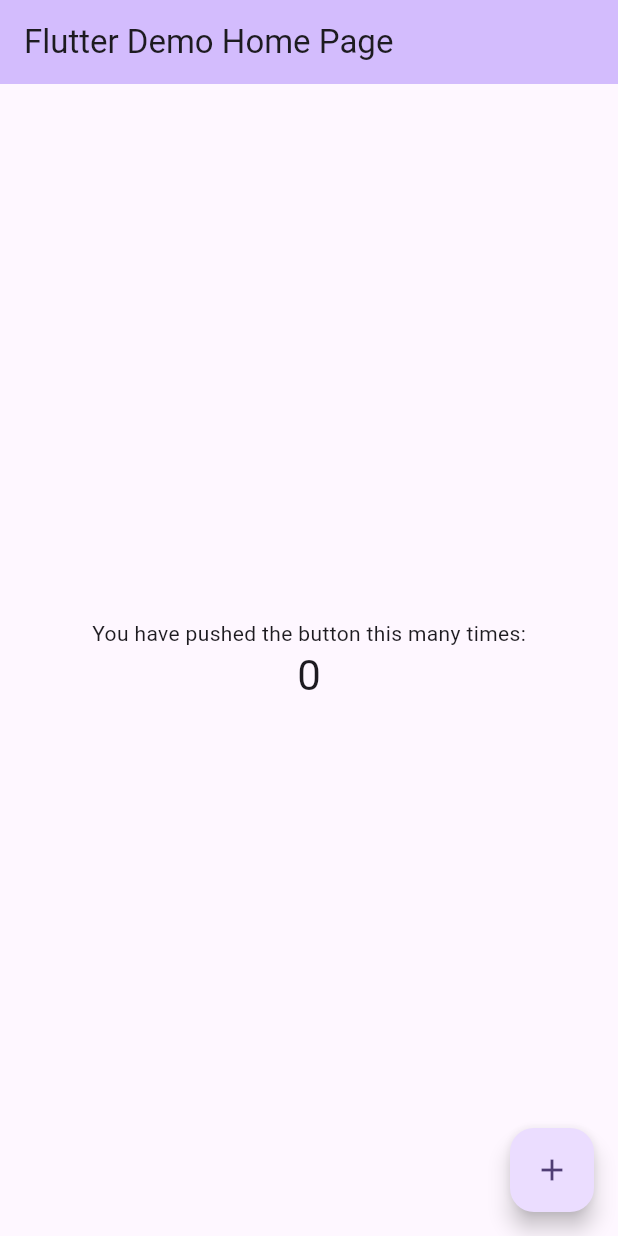
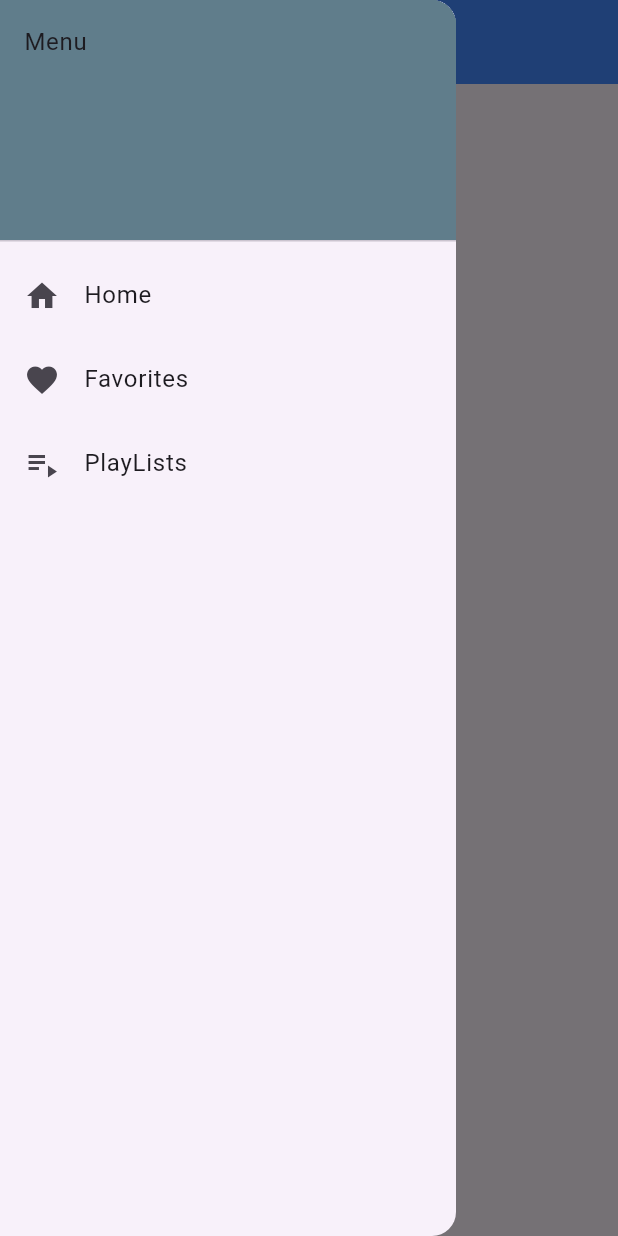
Before and after one commit to AhmedTli/personal-music-player, a Flutter app: the screen it shows after launch, with the side drawer open (before the commit the screen has no drawer), on a phone screen of 412 x 824 dp. Run offline on Flutter 3.47's test engine with Material 3 defaults, Android fonts, the phone set to English and light mode, and no system bars.

Commit message:
navigation and routing

```diff
--- a/lib/main.dart
+++ b/lib/main.dart
@@ -1,4 +1,7 @@
 import 'package:flutter/material.dart';
+import 'package:pmp/screens/favorites_screen.dart';
+import 'package:pmp/screens/home_screen.dart';
+import 'package:pmp/screens/playlists_screen.dart';
 
 void main() {
   runApp(const MyApp());
@@ -11,112 +14,14 @@ class MyApp extends StatelessWidget {
   @override
   Widget build(BuildContext context) {
     return MaterialApp(
-      title: 'Flutter Demo',
-      theme: ThemeData(
-        // This is the theme of your application.
-        //
-        // TRY THIS: Try running your application with "flutter run". You'll see
-        // the application has a purple toolbar. Then, without quitting the app,
-        // try changing the seedColor in the colorScheme below to Colors.green
-        // and then invoke "hot reload" (save your changes or press the "hot
-        // reload" button in a Flutter-supported IDE, or press "r" if you used
-        // the command line to start the app).
-        //
-        // Notice that the counter didn't reset back to zero; the application
-        // state is not lost during the reload. To reset the state, use hot
-        // restart instead.
-        //
-        // This works for code too, not just values: Most code changes can be
-        // tested with just a hot reload.
-        colorScheme: .fromSeed(seedColor: Colors.deepPurple),
-      ),
-      home: const MyHomePage(title: 'Flutter Demo Home Page'),
+      title: 'Music Player',
+      theme: ThemeData(colorScheme: .fromSeed(seedColor: Colors.deepPurple)),
+      initialRoute: '/',
+      routes: {
+        '/': (context) => const HomeScreen(),
+        '/favorites': (context) => const FavoritesScreen(),
+        '/playlists': (context) => const PlaylistsScreen(),
+      },
     );
   }
 }
-
-class MyHomePage extends StatefulWidget {
-  const MyHomePage({super.key, required this.title});
-
-  // This widget is the home page of your application. It is stateful, meaning
-  // that it has a State object (defined below) that contains fields that affect
-  // how it looks.
-
-  // This class is the configuration for the state. It holds the values (in this
-  // case the title) provided by the parent (in this case the App widget) and
-  // used by the build method of the State. Fields in a Widget subclass are
-  // always marked "final".
-
-  final String title;
-
-  @override
-  State<MyHomePage> createState() => _MyHomePageState();
-}
-
-class _MyHomePageState extends State<MyHomePage> {
-  int _counter = 0;
-
-  void _incrementCounter() {
-    setState(() {
-      // This call to setState tells the Flutter framework that something has
-      // changed in this State, which causes it to rerun the build method below
-      // so that the display can reflect the updated values. If we changed
-      // _counter without calling setState(), then the build method would not be
-      // called again, and so nothing would appear to happen.
-      _counter++;
-    });
-  }
-
-  @override
-  Widget build(BuildContext context) {
-    // This method is rerun every time setState is called, for instance as done
-    // by the _incrementCounter method above.
-    //
-    // The Flutter framework has been optimized to make rerunning build methods
-    // fast, so that you can just rebuild anything that needs updating rather
-    // than having to individually change instances of widgets.
-    return Scaffold(
-      appBar: AppBar(
-        // TRY THIS: Try changing the color here to a specific color (to
-        // Colors.amber, perhaps?) and trigger a hot reload to see the AppBar
-        // change color while the other colors stay the same.
-        backgroundColor: Theme.of(context).colorScheme.inversePrimary,
-        // Here we take the value from the MyHomePage object that was created by
-        // the App.build method, and use it to set our appbar title.
-        title: Text(widget.title),
-      ),
-      body: Center(
-        // Center is a layout widget. It takes a single child and positions it
-        // in the middle of the parent.
-        child: Column(
-          // Column is also a layout widget. It takes a list of children and
-          // arranges them vertically. By default, it sizes itself to fit its
-          // children horizontally, and tries to be as tall as its parent.
-          //
-          // Column has various properties to control how it sizes itself and
-          // how it positions its children. Here we use mainAxisAlignment to
-          // center the children vertically; the main axis here is the vertical
-          // axis because Columns are vertical (the cross axis would be
-          // horizontal).
-          //
-          // TRY THIS: Invoke "debug painting" (choose the "Toggle Debug Paint"
-          // action in the IDE, or press "p" in the console), to see the
-          // wireframe for each widget.
-          mainAxisAlignment: .center,
-          children: [
-            const Text('You have pushed the button this many times:'),
-            Text(
-              '$_counter',
-              style: Theme.of(context).textTheme.headlineMedium,
-            ),
-          ],
-        ),
-      ),
-      floatingActionButton: FloatingActionButton(
-        onPressed: _incrementCounter,
-        tooltip: 'Increment',
-        child: const Icon(Icons.add),
-      ),
-    );
-  }
-}
--- /dev/null
+++ b/lib/screens/favorites_screen.dart
@@ -0,0 +1,48 @@
+import 'package:flutter/material.dart';
+
+class FavoritesScreen extends StatelessWidget {
+  const FavoritesScreen({super.key});
+
+  @override
+  Widget build(BuildContext context) {
+    return Scaffold(
+      appBar: AppBar(
+        title: Text('Music Player'),
+        backgroundColor: Colors.blueAccent,
+        centerTitle: true,
+      ),
+      drawer: Drawer(
+        child: ListView(
+          children: [
+            const DrawerHeader(
+              decoration: BoxDecoration(color: Colors.blueGrey),
+              child: Text("Menu"),
+            ),
+            ListTile(
+              leading: Icon(Icons.home),
+              title: Text('Home'),
+              onTap: () {
+                Navigator.pushNamed(context, '/');
+              },
+            ),
+            ListTile(
+              leading: Icon(Icons.favorite),
+              title: Text('Favorites'),
+              onTap: () {
+                Navigator.pushNamed(context, '/favorites');
+              },
+            ),
+            ListTile(
+              leading: Icon(Icons.playlist_play),
+              title: Text('PlayLists'),
+              onTap: () {
+                Navigator.pushNamed(context, '/playlists');
+              },
+            ),
+          ],
+        ),
+      ),
+      body: Center(child: Text('This is the Favorites Screen')),
+    );
+  }
+}
--- /dev/null
+++ b/lib/screens/home_screen.dart
@@ -0,0 +1,48 @@
+import 'package:flutter/material.dart';
+
+class HomeScreen extends StatelessWidget {
+  const HomeScreen({super.key});
+
+  @override
+  Widget build(BuildContext context) {
+    return Scaffold(
+        appBar: AppBar(
+          title: Text('Music Player'),
+          backgroundColor: Colors.blueAccent,
+          centerTitle: true,
+        ),
+        drawer: Drawer(
+          child: ListView(
+            children: [
+              const DrawerHeader(
+                decoration: BoxDecoration(color: Colors.blueGrey),
+                child: Text("Menu"),
+              ),
+               ListTile(
+                leading: Icon(Icons.home),
+                title: Text('Home'),
+                onTap: () {
+                  Navigator.pushNamed(context, '/');
+                },
+              ),
+              ListTile(
+                leading: Icon(Icons.favorite),
+                title: Text('Favorites'),
+                onTap: () {
+                  Navigator.pushNamed(context, '/favorites');
+                },
+              ),
+              ListTile(
+                leading: Icon(Icons.playlist_play),
+                title: Text('PlayLists'),
+                onTap: () {
+                  Navigator.pushNamed(context, '/playlists');
+                },
+              ),
+            ],
+          ),
+        ),
+        body: Center(child: Text('This is the home screen!')),
+      );
+  }
+}
--- /dev/null
+++ b/lib/screens/playlists_screen.dart
@@ -0,0 +1,48 @@
+import 'package:flutter/material.dart';
+
+class PlaylistsScreen extends StatelessWidget {
+  const PlaylistsScreen({super.key});
+
+  @override
+  Widget build(BuildContext context) {
+    return Scaffold(
+      appBar: AppBar(
+        title: Text('Music Player'),
+        backgroundColor: Colors.blueAccent,
+        centerTitle: true,
+      ),
+      drawer: Drawer(
+        child: ListView(
+          children: [
+            const DrawerHeader(
+              decoration: BoxDecoration(color: Colors.blueGrey),
+              child: Text("Menu"),
+            ),
+            ListTile(
+              leading: Icon(Icons.home),
+              title: Text('Home'),
+              onTap: () {
+                Navigator.pushNamed(context, '/');
+              },
+            ),
+            ListTile(
+              leading: Icon(Icons.favorite),
+              title: Text('Favorites'),
+              onTap: () {
+                Navigator.pushNamed(context, '/favorites');
+              },
+            ),
+            ListTile(
+              leading: Icon(Icons.playlist_play),
+              title: Text('PlayLists'),
+              onTap: () {
+                Navigator.pushNamed(context, '/playlists');
+              },
+            ),
+          ],
+        ),
+      ),
+      body: Center(child: Text('This is the Playlists Screen!')),
+    );
+  }
+}
```
